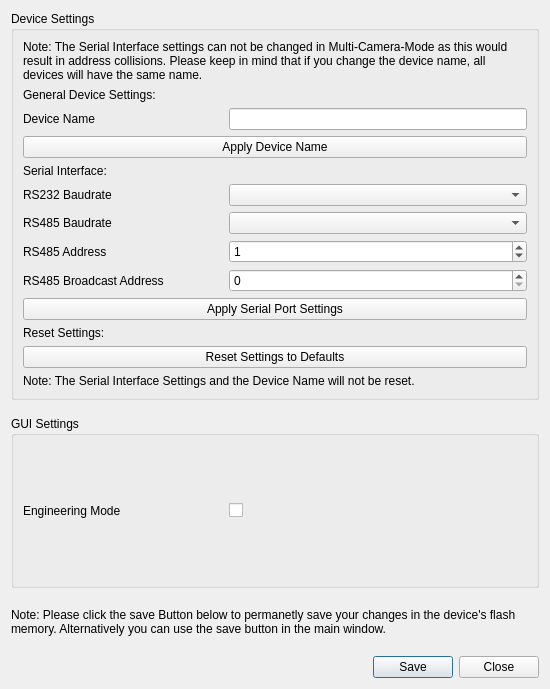
KAYA-Instruments/SDI-Control-Point, file dct_widgets/settingsdialog/settingsdialog.ui: the form before one commit.
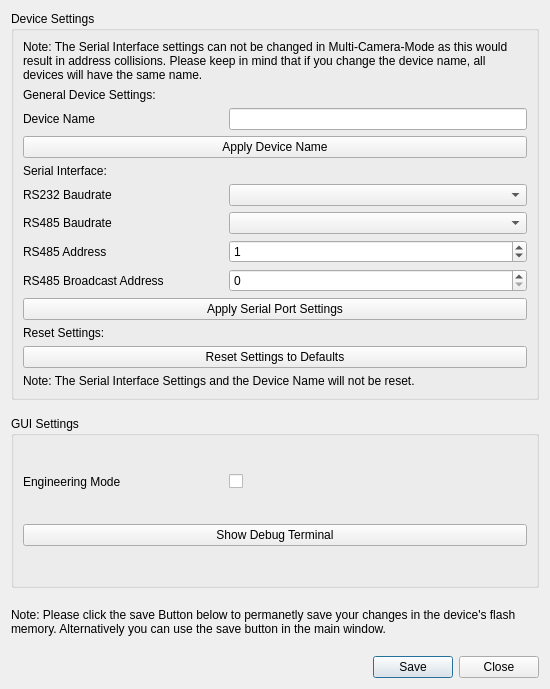
The form after the commit. Icons and pictures are not drawn.

Commit message:
Added new Debug Terminal widget
- Added a debug terminal which shows the communication with the device
  and allows the transmission of debug commands directly over the serial
  port
- Added new function to the serial port classes to connect with the
  debug terminal

What changed in the file:
```diff
--- a/dct_widgets/settingsdialog/settingsdialog.ui
+++ b/dct_widgets/settingsdialog/settingsdialog.ui
@@ -354,6 +354,13 @@
         </item>
        </layout>
       </item>
+      <item>
+       <widget class="QPushButton" name="btnShowDebugTerminal">
+        <property name="text">
+         <string>Show Debug Terminal</string>
+        </property>
+       </widget>
+      </item>
      </layout>
     </widget>
    </item>
```
The commit also changes 17 other files.
